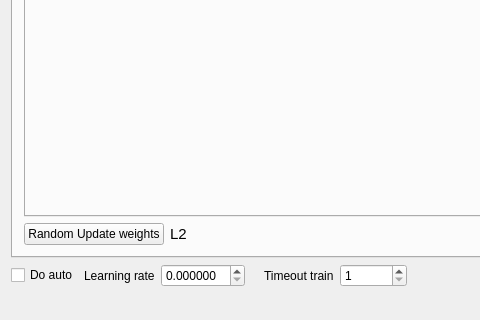
Qt form mainwindow.ui (artthirt/nnsample) before a commit; both pictures show x 0 to 480 and y 376 to 696 of the 1104 by 696 pixel window.
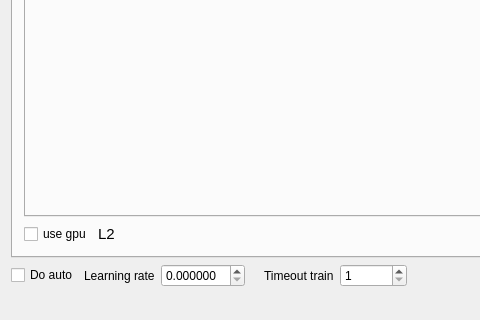
The same form after that commit. Custom widgets are drawn as their Qt base class.

```diff
--- a/mainwindow.ui
+++ b/mainwindow.ui
@@ -363,12 +363,9 @@
         <item>
          <layout class="QHBoxLayout" name="horizontalLayout_4">
           <item>
-           <widget class="QPushButton" name="pb_update_weight">
+           <widget class="QCheckBox" name="chb_use_gpu_cnv">
             <property name="text">
-             <string>Random Update weights</string>
-            </property>
-            <property name="checkable">
-             <bool>true</bool>
+             <string>use gpu</string>
             </property>
            </widget>
           </item>
```
Left out of the diff: 2 changed lines with no effect on the pictures.
